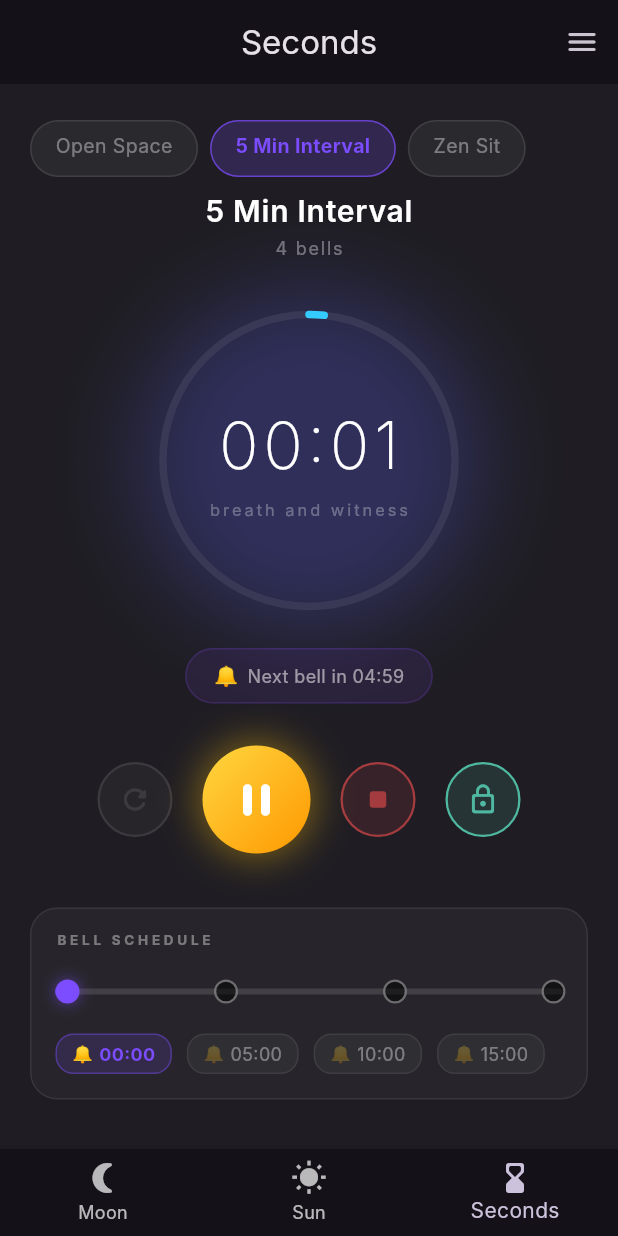
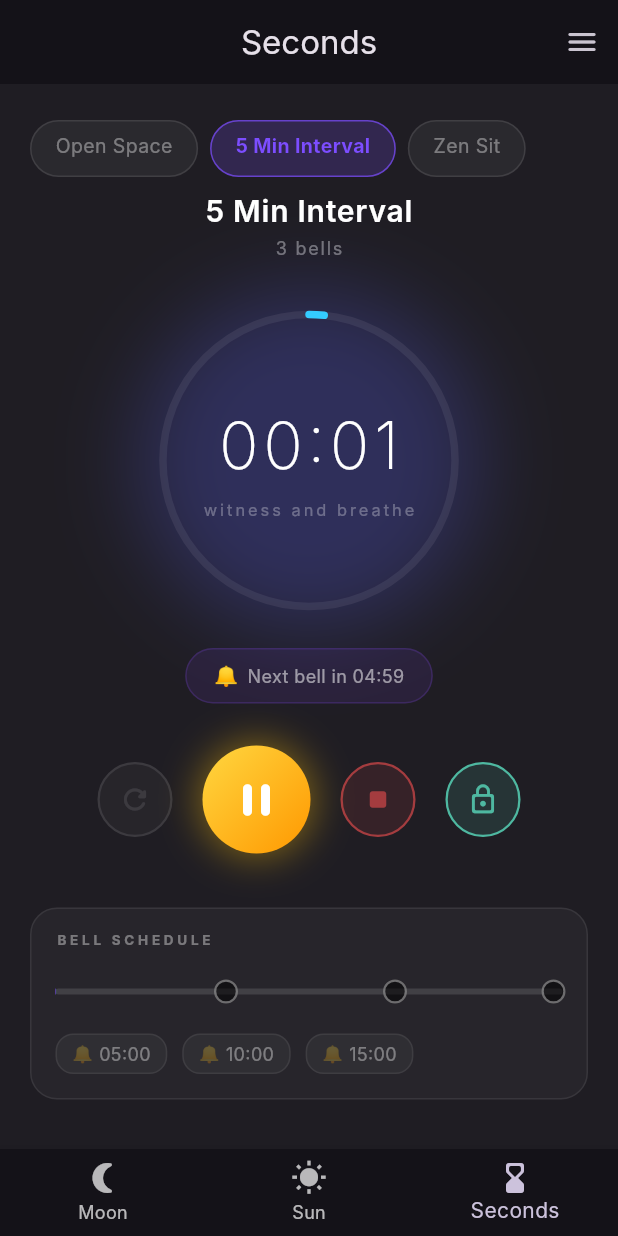
Before and after one commit to qbeukes/the-time-app, a Flutter app: the screen it shows after launch, item 3 of the bottom bar chosen, after a tap on the "play arrow" icon, on a phone screen of 412 x 824 dp. Run offline on Flutter 3.47's test engine with Material 3 defaults, Android fonts, the phone set to English and light mode, and no system bars; our stand-ins replace audioplayers, device_preview, geolocator, shared_preferences, wakelock_plus; missing offline and left inert: apsl_sun_calc; Roboto replaces fonts that are missing (Inter).

Commit message:
imrpovements in time gestures, play button and seconds

```diff
--- a/lib/models/solar/gregorian_solar_time.dart
+++ b/lib/models/solar/gregorian_solar_time.dart
@@ -67,6 +67,16 @@
   /// Formatted date string "Wednesday, 17 June 2026"
   String get formattedDate => '$weekdayName, $day $monthName $year';
 
+  /// Formatted timezone offset and timezone abbreviation (e.g. "UTC+02:00 (SAST)")
+  String get timeZoneHeader {
+    final offset = _dateTime.timeZoneOffset;
+    final hours = offset.inHours.abs().toString().padLeft(2, '0');
+    final minutes = (offset.inMinutes.abs() % 60).toString().padLeft(2, '0');
+    final sign = offset.isNegative ? '-' : '+';
+    final tzName = _dateTime.timeZoneName;
+    return 'UTC$sign$hours:$minutes ($tzName)';
+  }
+
   @override
   String toDisplayValue() {
     return '$formattedDate — $formattedTime';
--- a/lib/models/timer_profile.dart
+++ b/lib/models/timer_profile.dart
@@ -12,16 +12,13 @@
     required this.bellAtSeconds,
   });
 
-  TimerProfile copyWith({
-    String? id,
-    String? name,
-    List<int>? bellAtSeconds,
-  }) {
+  TimerProfile copyWith({String? id, String? name, List<int>? bellAtSeconds}) {
     return TimerProfile(
       id: id ?? this.id,
       name: name ?? this.name,
-      bellAtSeconds:
-          bellAtSeconds != null ? List<int>.from(bellAtSeconds) : List<int>.from(this.bellAtSeconds),
+      bellAtSeconds: bellAtSeconds != null
+          ? List<int>.from(bellAtSeconds)
+          : List<int>.from(this.bellAtSeconds),
     );
   }
 
@@ -40,20 +37,16 @@
   }
 
   static List<TimerProfile> get defaults => [
-        TimerProfile(
-          id: 'default_open',
-          name: 'Open Space',
-          bellAtSeconds: [],
-        ),
+    TimerProfile(id: 'default_open', name: 'Open Space', bellAtSeconds: []),
     TimerProfile(
       id: 'default_intervals',
       name: '5 Min Interval',
-          bellAtSeconds: [0, 300, 600, 900],
+      bellAtSeconds: [300, 600, 900],
     ),
     TimerProfile(
       id: 'default_zen',
       name: 'Zen Sit',
-          bellAtSeconds: [0, 60, 180, 300, 600],
+      bellAtSeconds: [60, 180, 360, 900],
     ),
   ];
 }
--- a/lib/screens/seconds_screen.dart
+++ b/lib/screens/seconds_screen.dart
@@ -150,18 +150,10 @@
   // ── Timer logic ───────────────────────────────────────────────
 
   void _start() {
-    // Fire start bell if bells are empty OR if it contains 0
-    final bells = _profile.bellAtSeconds;
-    if (bells.isEmpty) {
+    // Fire implicit start bell at 0 seconds if not paused and 0 has not fired yet
     if (!_isPaused && !_firedBells.contains(0)) {
-        _ringBell();
+      _ringBell(asset: 'sounds/bell1.wav');
       _firedBells.add(0);
-      }
-    } else {
-      if (!_isPaused && bells.contains(0) && !_firedBells.contains(0)) {
-        _ringBell();
-        _firedBells.add(0);
-      }
     }
 
     _timerStartDateTime = DateTime.now();
@@ -174,6 +166,8 @@
     });
 
     WakelockPlus.enable();
+
+    final bells = _profile.bellAtSeconds;
 
     _tickTimer?.cancel();
     _tickTimer = Timer.periodic(const Duration(milliseconds: 200), (_) {
@@ -253,17 +247,19 @@
     _lockOverlayEntry = null;
   }
 
-  Future<void> _ringBell() async {
+  Future<void> _ringBell({String? asset}) async {
     HapticFeedback.mediumImpact();
     _bellFlashCtrl.forward(from: 0.0).then((_) => _bellFlashCtrl.reverse());
 
     // Cycle through bell1 → bell2 → bell3 → bell1 → …
-    final asset = _bellAssets[_bellCount % _bellAssets.length];
+    final selectedAsset = asset ?? _bellAssets[_bellCount % _bellAssets.length];
+    if (asset == null) {
       _bellCount++;
+    }
 
     try {
       await _audioPlayer.stop();
-      await _audioPlayer.play(AssetSource(asset));
+      await _audioPlayer.play(AssetSource(selectedAsset));
     } catch (_) {
       // Gracefully ignore audio errors (e.g. unsupported platform)
     }
@@ -312,7 +308,8 @@
   }
 
   int? get _nextBell {
-    for (final b in _profile.bellAtSeconds) {
+    final scheduledBells = _profile.bellAtSeconds;
+    for (final b in scheduledBells) {
       if (b > _elapsedSeconds) return b;
     }
     return null;
@@ -366,15 +363,22 @@
                 ),
               ),
               const SizedBox(height: 2),
-              Text(
-                _profile.bellAtSeconds.isEmpty
+              Builder(
+                builder: (context) {
+                  final count = _profile.bellAtSeconds
+                      .where((b) => b > 0)
+                      .length;
+                  return Text(
+                    count == 0
                         ? 'No bells (starts with bell)'
-                    : '${_profile.bellAtSeconds.length} bell${_profile.bellAtSeconds.length != 1 ? 's' : ''}',
+                        : '$count bell${count != 1 ? 's' : ''}',
                     style: const TextStyle(
                       fontSize: 12,
                       color: Colors.white38,
                       letterSpacing: 1.2,
                     ),
+                  );
+                },
               ),
               const SizedBox(height: 28),
 
@@ -543,7 +547,7 @@
                     const SizedBox(height: 4),
                     Text(
                       _isRunning
-                          ? 'breath and witness'
+                          ? 'witness and breathe'
                           : _isPaused
                           ? 'paused'
                           : 'ready',
@@ -630,7 +634,8 @@
   // Bell schedule card
   // ─────────────────────────────────────────────────────────────
   Widget _buildBellSchedule() {
-    if (_profile.bellAtSeconds.isEmpty) return const SizedBox.shrink();
+    final displayBells = _profile.bellAtSeconds;
+    if (displayBells.isEmpty) return const SizedBox.shrink();
 
     return Container(
       margin: const EdgeInsets.symmetric(horizontal: 20),
@@ -658,8 +663,8 @@
           LayoutBuilder(
             builder: (ctx, box) {
               final trackW = box.maxWidth;
-              final maxBellTime = _profile.bellAtSeconds.isNotEmpty
-                  ? _profile.bellAtSeconds.last
+              final maxBellTime = displayBells.isNotEmpty
+                  ? displayBells.last
                   : 0;
               final double timelineDuration = maxBellTime > 0
                   ? maxBellTime.toDouble()
@@ -704,7 +709,7 @@
                       ),
                     ),
                     // Bell dots
-                    ..._profile.bellAtSeconds.map((b) {
+                    ...displayBells.map((b) {
                       final frac = timelineDuration > 0
                           ? b / timelineDuration
                           : 0.0;
@@ -753,7 +758,7 @@
           Wrap(
             spacing: 10,
             runSpacing: 6,
-            children: _profile.bellAtSeconds.map((b) {
+            children: displayBells.map((b) {
               final fired = _firedBells.contains(b);
               return Container(
                 padding: const EdgeInsets.symmetric(
@@ -980,7 +985,7 @@
                         animation: breathAnim,
                         builder: (context, child) {
                           return Text(
-                            'breath and witness',
+                            'witness and breathe',
                             style: TextStyle(
                               fontSize: 12,
                               letterSpacing: 2,
--- a/lib/screens/sun_screen.dart
+++ b/lib/screens/sun_screen.dart
@@ -1,10 +1,9 @@
-import 'dart:async';
 import 'package:flutter/material.dart';
 import '../models/moment.dart';
 import '../models/solar/gregorian_solar_time.dart';
 import '../models/solar/enochian_solar_time.dart';
 
-class SunScreen extends StatefulWidget {
+class SunScreen extends StatelessWidget {
   final DateTime date;
   final bool showGregorian;
   final bool showEnochian;
@@ -19,36 +18,11 @@
   });
 
   @override
-  State<SunScreen> createState() => _SunScreenState();
-}
-
-class _SunScreenState extends State<SunScreen> {
-  late Timer _clockTimer;
-  DateTime _now = DateTime.now();
-
-  @override
-  void initState() {
-    super.initState();
-    _clockTimer = Timer.periodic(const Duration(seconds: 1), (_) {
-      setState(() => _now = DateTime.now());
-    });
-  }
-
-  @override
-  void dispose() {
-    _clockTimer.cancel();
-    super.dispose();
-  }
-
-  @override
   Widget build(BuildContext context) {
-    // Use the live clock for the Gregorian card
-    final gregorian = GregorianSolarTime(Moment(_now.millisecondsSinceEpoch));
-
-    // Use the navigable date for the Enochian card (date-only, no time element)
-    final enochian = EnochianSolarTime(
-      Moment(widget.date.millisecondsSinceEpoch),
-    );
+    // Use the navigable date for Gregorian and Enochian cards
+    final moment = Moment(date.millisecondsSinceEpoch);
+    final gregorian = GregorianSolarTime(moment);
+    final enochian = EnochianSolarTime(moment);
 
     return SingleChildScrollView(
       physics: const BouncingScrollPhysics(),
@@ -67,19 +41,19 @@
               const SizedBox(height: 20),
 
               // ── localTime Card ───────────────────────
-              if (widget.showLocalTime) ...[
+              if (showLocalTime) ...[
                 _buildLocalTimeCard(gregorian),
                 const SizedBox(height: 16),
               ],
 
               // ── Gregorian Card ──────────────────────────────────
-              if (widget.showGregorian) ...[
+              if (showGregorian) ...[
                 _buildGregorianCard(gregorian),
                 const SizedBox(height: 16),
               ],
 
               // ── Enochian Card ───────────────────────────────────
-              if (widget.showEnochian) ...[
+              if (showEnochian) ...[
                 _buildEnochianCard(enochian),
                 const SizedBox(height: 16),
               ],
@@ -147,7 +121,7 @@
                     crossAxisAlignment: CrossAxisAlignment.start,
                     children: [
                       Text(
-                        'LOCAL TIME',
+                        'Time of Day',
                         style: TextStyle(
                           fontSize: 10,
                           fontWeight: FontWeight.bold,
@@ -156,9 +130,9 @@
                         ),
                       ),
                       const SizedBox(height: 2),
-                      const Text(
-                        'Local Time',
-                        style: TextStyle(
+                      Text(
+                        greg.timeZoneHeader,
+                        style: const TextStyle(
                           fontSize: 18,
                           fontWeight: FontWeight.bold,
                           color: Colors.white,
--- a/lib/widgets/seconds_timer.dart
+++ b/lib/widgets/seconds_timer.dart
@@ -328,7 +328,7 @@
                             ),
                             if (_isRunning)
                               Text(
-                                'breath and witness',
+                                'witness and breathe',
                                 style: TextStyle(
                                   fontSize: 11,
                                   letterSpacing: 1.5,
```
Also changed, not shown: lib/main.dart (+64 -1 lines). Lines whose indentation alone changed are shown as unchanged.
